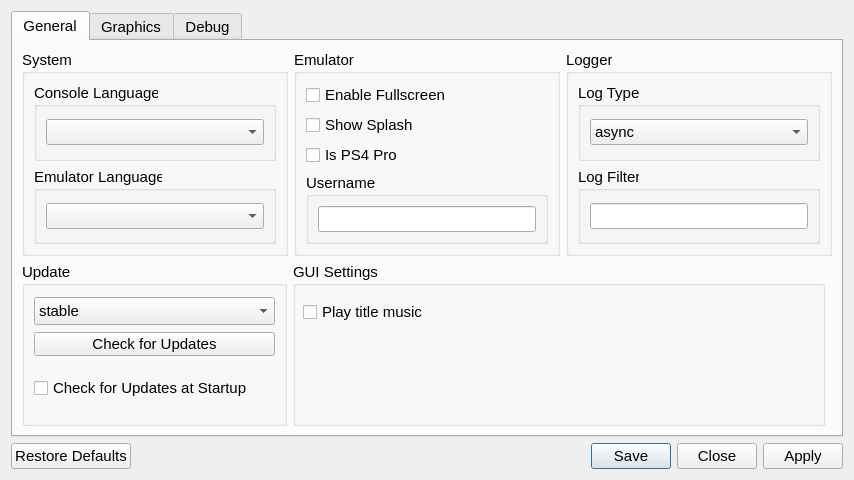
shadps4-emu/shadPS4, file src/qt_gui/settings_dialog.ui: the form before one commit.
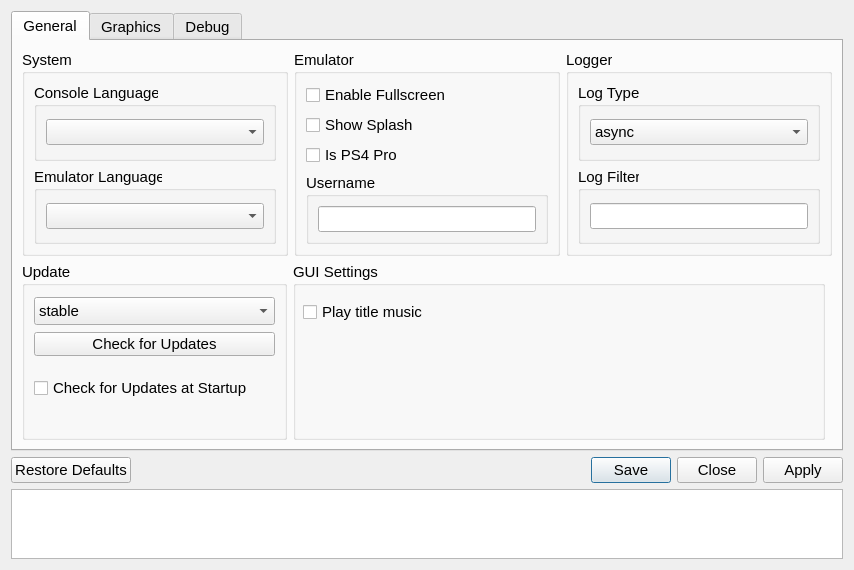
The form after the commit. Icons and pictures are not drawn.

Commit message: menu description

Diff of the .ui file:
```diff
--- a/src/qt_gui/settings_dialog.ui
+++ b/src/qt_gui/settings_dialog.ui
@@ -12,7 +12,7 @@
     <x>0</x>
     <y>0</y>
     <width>854</width>
-    <height>480</height>
+    <height>570</height>
    </rect>
   </property>
   <property name="sizePolicy">
@@ -52,7 +52,7 @@
         <x>0</x>
         <y>0</y>
         <width>836</width>
-        <height>432</height>
+        <height>442</height>
        </rect>
       </property>
       <property name="sizePolicy">
@@ -737,6 +737,19 @@
      </property>
     </widget>
    </item>
+   <item>
+    <widget class="QTextEdit" name="descriptionText">
+     <property name="maximumSize">
+      <size>
+       <width>16777215</width>
+       <height>70</height>
+      </size>
+     </property>
+     <property name="readOnly">
+      <bool>true</bool>
+     </property>
+    </widget>
+   </item>
   </layout>
  </widget>
  <resources/>
```
The commit also changes 2 other files.
